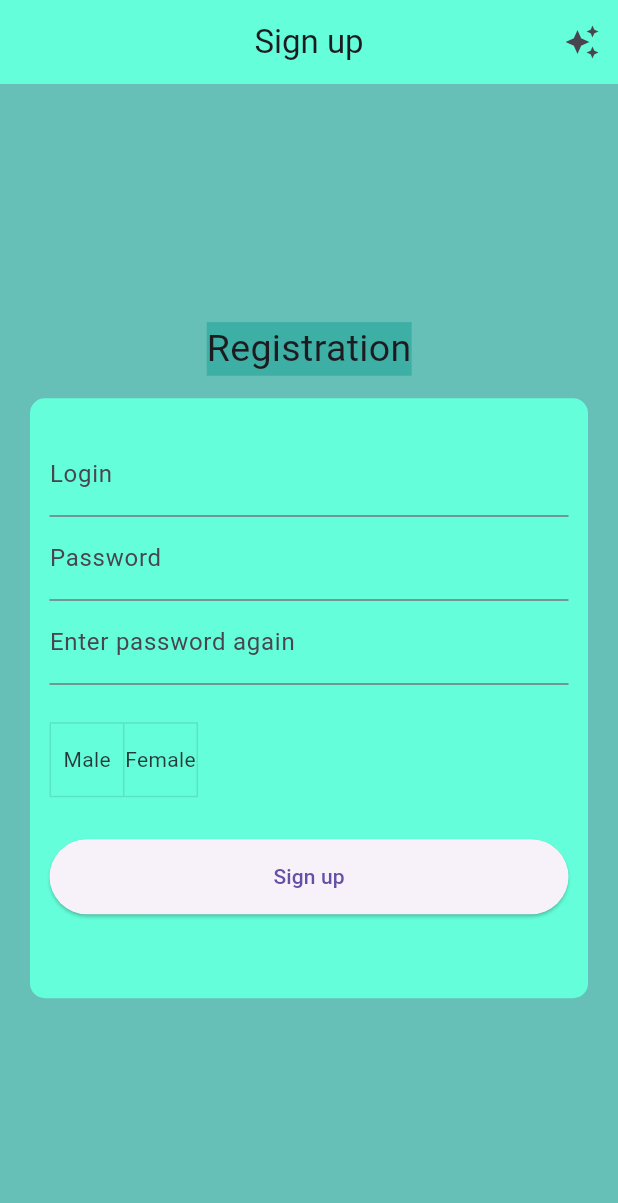
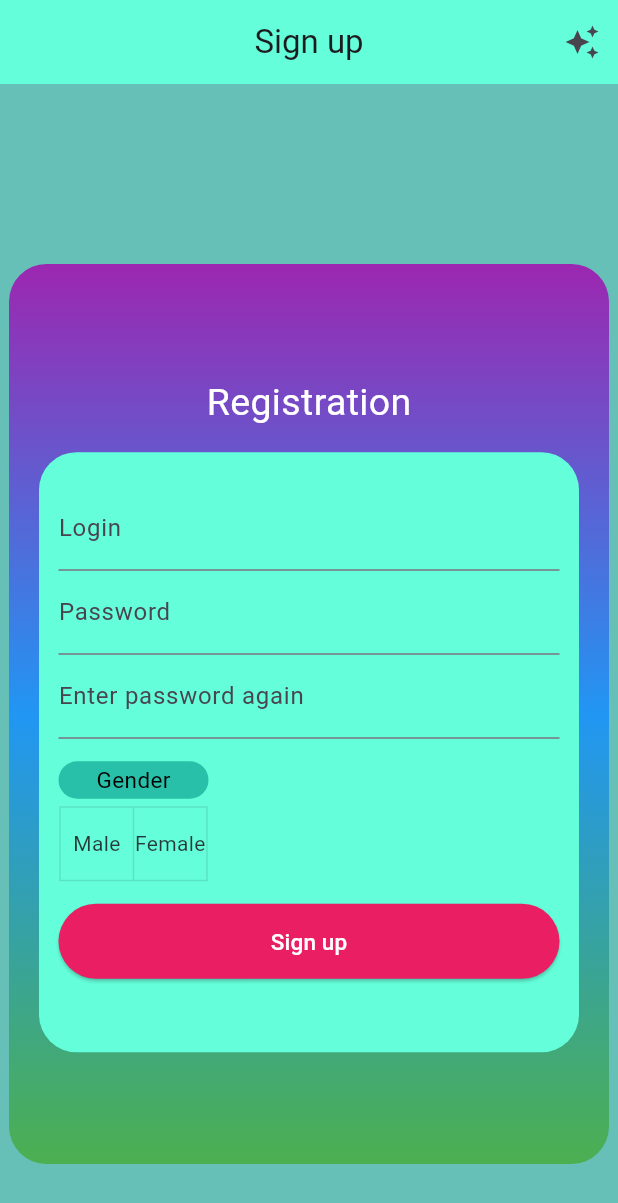
Before and after one commit to avan2urist/WindowRegistration, a Flutter app: the screen it shows after launch, on a phone screen of 412 x 824 dp. Shown: the top 1203 px of the screen. Run offline on Flutter 3.47's test engine with Material 3 defaults, Android fonts, the phone set to English and light mode, and no system bars; our stand-ins replace flutter_svg.

```diff
--- a/lib/pages/page_first.dart
+++ b/lib/pages/page_first.dart
@@ -10,6 +10,7 @@ class NewWindow extends StatefulWidget {
 class _NewWindowState extends State<NewWindow> {
   List<String> genders = ['Male', 'Female'];
   String? selectedGender = '';
+
   @override
   Widget build(BuildContext context) {
     return Scaffold(
@@ -30,27 +31,39 @@ class _NewWindowState extends State<NewWindow> {
         centerTitle: true,
       ),
       body: Padding(
+        padding: const EdgeInsets.only(top: 120),
+        child: Row(
+          mainAxisAlignment: MainAxisAlignment.center,
+          children: [
+            Container(
+              height: 600,
+              width: 400,
+              decoration: BoxDecoration(
+                borderRadius: BorderRadius.circular(25),
+                gradient: const LinearGradient(
+                  begin: Alignment.topCenter,
+                  end: Alignment.bottomCenter,
+                  colors: [Colors.purple, Colors.blue, Colors.green],
+                ),
+              ),
+              child: Padding(
                 padding: const EdgeInsets.all(20),
                 child: Column(
                   mainAxisAlignment: MainAxisAlignment.center,
                   children: [
-            Text(
+                    const Text(
                       'Registration',
                       style: TextStyle(
                         fontSize: 25,
-                backgroundColor: Colors.teal.withOpacity(0.4),
+                        color: Colors.white,
                       ),
                     ),
-            const Padding(
-              padding: EdgeInsets.only(bottom: 15),
-            ),
+                    const SizedBox(height: 15),
                     Container(
                       width: 380,
                       height: 400,
-              decoration: const BoxDecoration(
-                borderRadius: BorderRadius.all(
-                  Radius.circular(10),
-                ),
+                      decoration: BoxDecoration(
+                        borderRadius: BorderRadius.circular(25),
                         color: Colors.tealAccent,
                       ),
                       padding: const EdgeInsets.only(top: 10),
@@ -59,11 +72,13 @@ class _NewWindowState extends State<NewWindow> {
                         child: Column(
                           children: [
                             TextFormField(
-                      decoration: const InputDecoration(labelText: "Login"),
+                              decoration:
+                                  const InputDecoration(labelText: "Login"),
                               keyboardType: TextInputType.emailAddress,
                             ),
                             TextFormField(
-                      decoration: const InputDecoration(labelText: "Password"),
+                              decoration:
+                                  const InputDecoration(labelText: "Password"),
                               obscureText: true,
                             ),
                             TextFormField(
@@ -71,12 +86,28 @@ class _NewWindowState extends State<NewWindow> {
                                   labelText: "Enter password again"),
                               obscureText: true,
                             ),
-                    const Padding(
-                      padding: EdgeInsets.only(top: 25),
-                    ),
+                            const SizedBox(height: 15),
                             Row(
+
                               mainAxisAlignment: MainAxisAlignment.start,
                               children: [
+                                Column(
+                                  children: [
+                                    Container(
+                                      width: 100,
+                                      height: 25,
+                                      decoration: BoxDecoration(
+                                        borderRadius: BorderRadius.circular(25),
+                                        color: Colors.teal.withOpacity(0.6)
+                                      ),
+                                      child:  const Center(
+                                        child: Text('Gender', style: TextStyle(
+                                          fontSize: 15,
+                                          color: Colors.black,
+                                        ),),
+                                      ),
+                                    ),
+                                    const Padding(padding: EdgeInsets.only(top: 5),),
                                     ToggleButtons(
                                       isSelected: genders
                                           .map((gender) => gender == selectedGender)
@@ -86,26 +117,42 @@ class _NewWindowState extends State<NewWindow> {
                                           selectedGender = genders[index];
                                         });
                                       },
-                          children:
-                              genders.map((gender) => Text(gender)).toList(),
+                                      children: genders
+                                          .map((gender) => Text(gender))
+                                          .toList(),
                                     ),
                                   ],
                                 ),
-                    const Padding(
-                      padding: EdgeInsets.only(top: 28),
+                              ],
+
                             ),
+                            const SizedBox(height: 15),
                             ElevatedButton(
                               style: ButtonStyle(
                                 minimumSize: MaterialStateProperty.all<Size>(
                                   const Size(double.infinity, 50),
                                 ),
+                                backgroundColor:
+                                    MaterialStateProperty.all<Color>(
+                                        Colors.pink),
                               ),
                               onPressed: () {
                                 Navigator.pop(context);
                                 Navigator.pushNamedAndRemoveUntil(
                                     context, '/listProduct', (route) => false);
                               },
-                        child: const Text('Sign up'))
+                              child: const Text(
+                                'Sign up',
+                                style: TextStyle(
+                                  fontSize: 15,
+                                  color: Colors.white,
+                                ),
+                              ),
+                            ),
+                          ],
+                        ),
+                      ),
+                    ),
                   ],
                 ),
               ),
```
Also changed, not shown: lib/main.dart (+33 -2 lines). Lines whose indentation alone changed are shown as unchanged.
